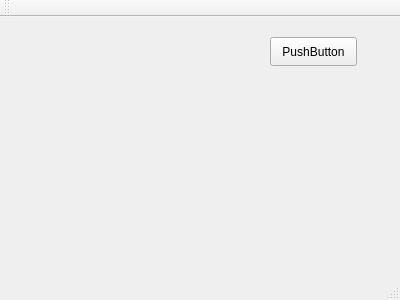
Before: the Qt Designer form unitTest/ServerEmulator/prServerEmulator/prServerEmulator.ui in zaqwsx1277/prS63BruteForce, drawn with Qt 5.
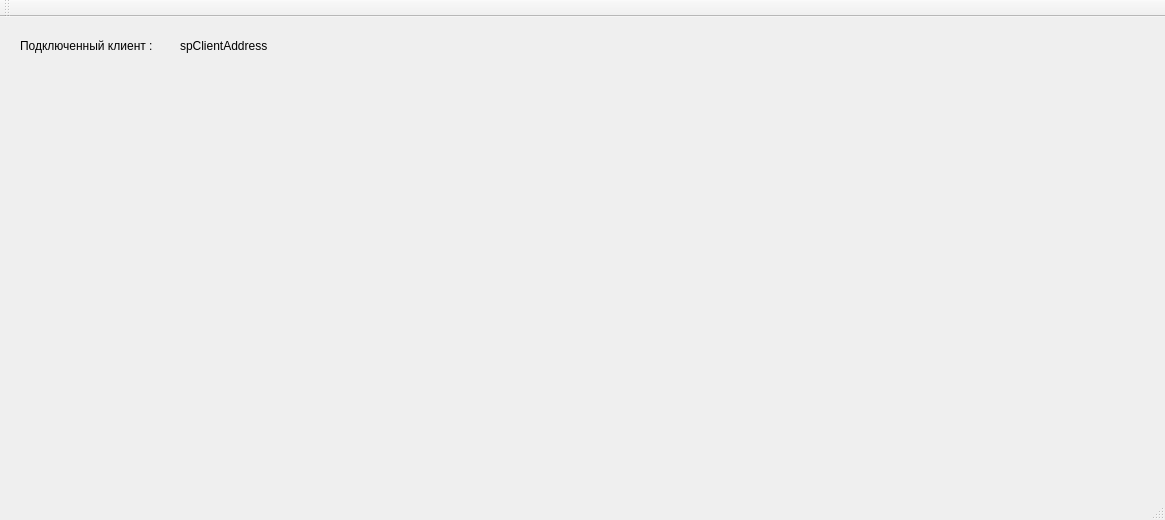
After: the same form once the commit is applied.

Commit message: unitTest prServerEmulator Сделан вывод подключенного клиента

```diff
--- a/unitTest/ServerEmulator/prServerEmulator/prServerEmulator.ui
+++ b/unitTest/ServerEmulator/prServerEmulator/prServerEmulator.ui
@@ -6,25 +6,38 @@
    <rect>
     <x>0</x>
     <y>0</y>
-    <width>400</width>
-    <height>300</height>
+    <width>1165</width>
+    <height>520</height>
    </rect>
   </property>
   <property name="windowTitle">
    <string>prServerEmulator</string>
   </property>
   <widget class="QWidget" name="centralWidget">
-   <widget class="QPushButton" name="pushButton">
+   <widget class="QLabel" name="label">
     <property name="geometry">
      <rect>
-      <x>270</x>
+      <x>20</x>
       <y>20</y>
-      <width>87</width>
-      <height>29</height>
+      <width>161</width>
+      <height>18</height>
      </rect>
     </property>
     <property name="text">
-     <string>PushButton</string>
+     <string>Подключенный клиент :</string>
+    </property>
+   </widget>
+   <widget class="QLabel" name="spClientAddress">
+    <property name="geometry">
+     <rect>
+      <x>180</x>
+      <y>20</y>
+      <width>201</width>
+      <height>18</height>
+     </rect>
+    </property>
+    <property name="text">
+     <string>spClientAddress</string>
     </property>
    </widget>
   </widget>
```
Left out of the diff: 4 changed lines with no effect on the pictures. The commit also changes 8 other files.
